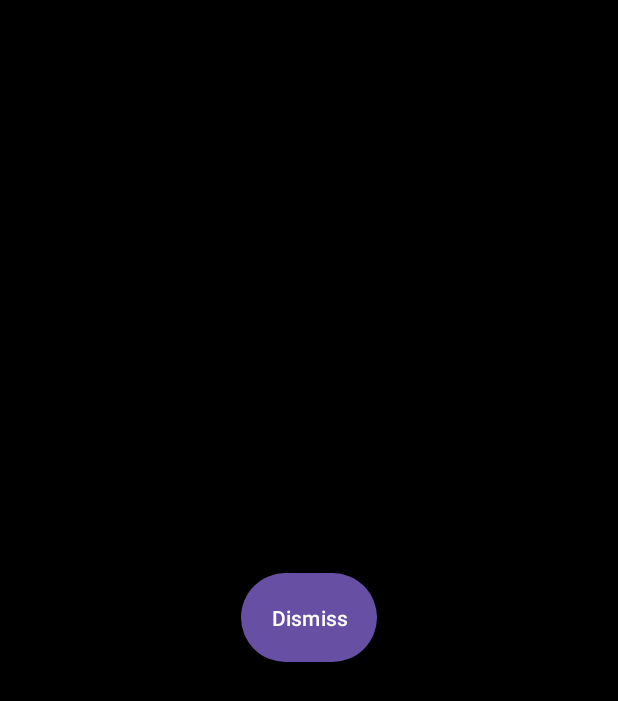
After one commit to Forvely/Soluna, an Android app: the FullscreenAlarmActivity screen opened directly, with no data from a screen before it, on a phone screen of 412 x 824 dp. The commit adds this screen. Shown: the top 701 px of the screen. Run offline under Robolectric (Android 15) with nearby library versions, the phone set to English and light mode, and no system bars.

Commit message:
IT WORKS

```diff
--- /dev/null
+++ b/app/src/main/java/com/example/iwillworkv6/FullscreenAlarmActivity.kt
@@ -0,0 +1,40 @@
+package com.example.iwillworkv6
+
+import android.content.Intent
+import android.media.AudioManager
+import android.os.Build
+import android.os.Bundle
+import android.view.WindowManager
+import android.widget.Button
+import androidx.appcompat.app.AppCompatActivity
+
+class FullscreenAlarmActivity : AppCompatActivity() {
+
+    override fun onCreate(savedInstanceState: Bundle?) {
+        super.onCreate(savedInstanceState)
+
+        if (Build.VERSION.SDK_INT >= Build.VERSION_CODES.O_MR1) {
+            setShowWhenLocked(true)
+            setTurnScreenOn(true)
+        } else {
+            @Suppress("DEPRECATION")
+            window.addFlags(
+                WindowManager.LayoutParams.FLAG_SHOW_WHEN_LOCKED or
+                        WindowManager.LayoutParams.FLAG_TURN_SCREEN_ON or
+                        WindowManager.LayoutParams.FLAG_KEEP_SCREEN_ON or
+                        WindowManager.LayoutParams.FLAG_DISMISS_KEYGUARD
+            )
+        }
+
+        setContentView(R.layout.activity_fullscreen_alarm)
+
+        // make hardware volume buttons control the alarm stream while this activity is visible
+        volumeControlStream = AudioManager.STREAM_ALARM
+
+        findViewById<Button>(R.id.dismissButton).setOnClickListener {
+            // stop foreground service playing the alarm and finish activity
+            stopService(Intent(this, AlarmPlayerService::class.java))
+            finish()
+        }
+    }
+}
--- /dev/null
+++ b/app/src/main/res/drawable/ic_alarm.xml
@@ -0,0 +1,5 @@
+<vector xmlns:android="http://schemas.android.com/apk/res/android" android:height="24dp" android:tint="#000000" android:viewportHeight="960" android:viewportWidth="960" android:width="24dp">
+
+    <path android:fillColor="@android:color/white" android:pathData="M480,880Q405,880 339.5,851.5Q274,823 225.5,774.5Q177,726 148.5,660.5Q120,595 120,520Q120,445 148.5,379.5Q177,314 225.5,265.5Q274,217 339.5,188.5Q405,160 480,160Q555,160 620.5,188.5Q686,217 734.5,265.5Q783,314 811.5,379.5Q840,445 840,520Q840,595 811.5,660.5Q783,726 734.5,774.5Q686,823 620.5,851.5Q555,880 480,880ZM480,520Q480,520 480,520Q480,520 480,520Q480,520 480,520Q480,520 480,520Q480,520 480,520Q480,520 480,520Q480,520 480,520Q480,520 480,520ZM592,688L648,632L520,504L520,320L440,320L440,536L592,688ZM224,94L280,150L110,320L54,264L224,94ZM736,94L906,264L850,320L680,150L736,94ZM480,800Q597,800 678.5,718.5Q760,637 760,520Q760,403 678.5,321.5Q597,240 480,240Q363,240 281.5,321.5Q200,403 200,520Q200,637 281.5,718.5Q363,800 480,800Z"/>
+
+</vector>
--- /dev/null
+++ b/app/src/main/res/layout/activity_fullscreen_alarm.xml
@@ -0,0 +1,14 @@
+<?xml version="1.0" encoding="utf-8"?>
+<FrameLayout xmlns:android="http://schemas.android.com/apk/res/android"
+    android:layout_width="match_parent"
+    android:layout_height="match_parent"
+    android:background="#000">
+
+    <Button
+        android:id="@+id/dismissButton"
+        android:layout_width="wrap_content"
+        android:layout_height="wrap_content"
+        android:text="Dismiss"
+        android:layout_gravity="center"
+        android:padding="20dp" />
+</FrameLayout>
```
Also changed, not shown: app/src/main/AndroidManifest.xml (+34 -1 lines), app/src/main/java/com/example/iwillworkv6/AlarmPlayerService.kt (added, +51 -0 lines), app/src/main/java/com/example/iwillworkv6/AlarmReceiver.kt (added, +94 -0 lines), app/src/main/java/com/example/iwillworkv6/MainActivity.kt (+54 -8 lines), app/src/main/res/layout/activity_main.xml (+12 -2 lines), 1 other file.
